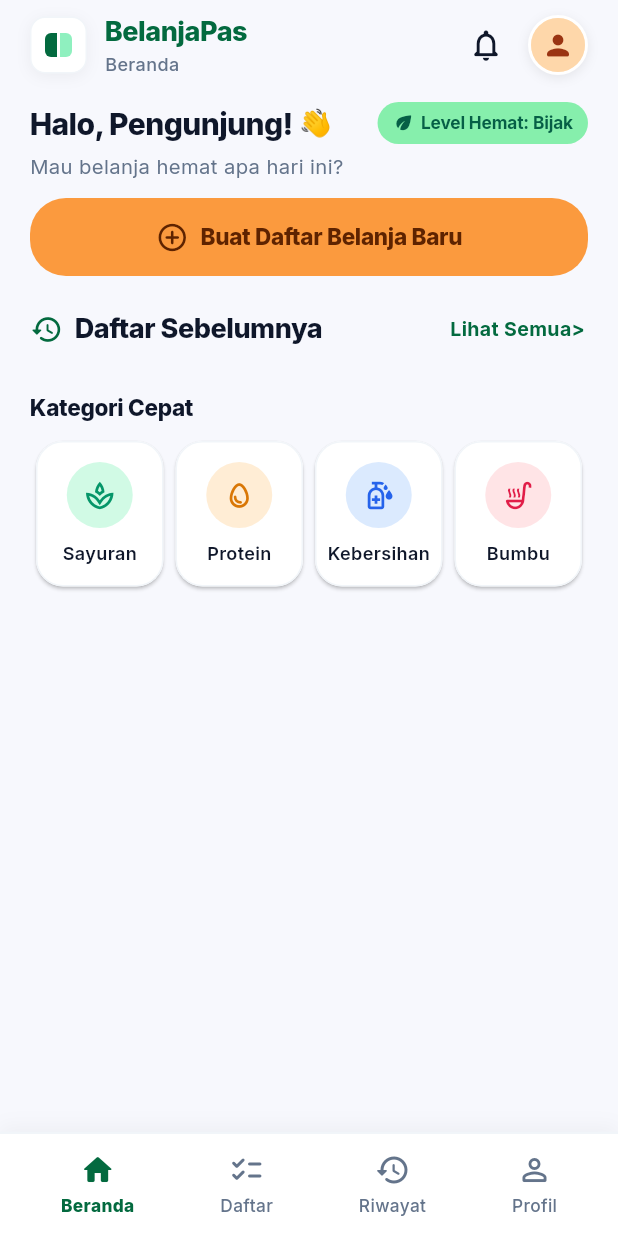
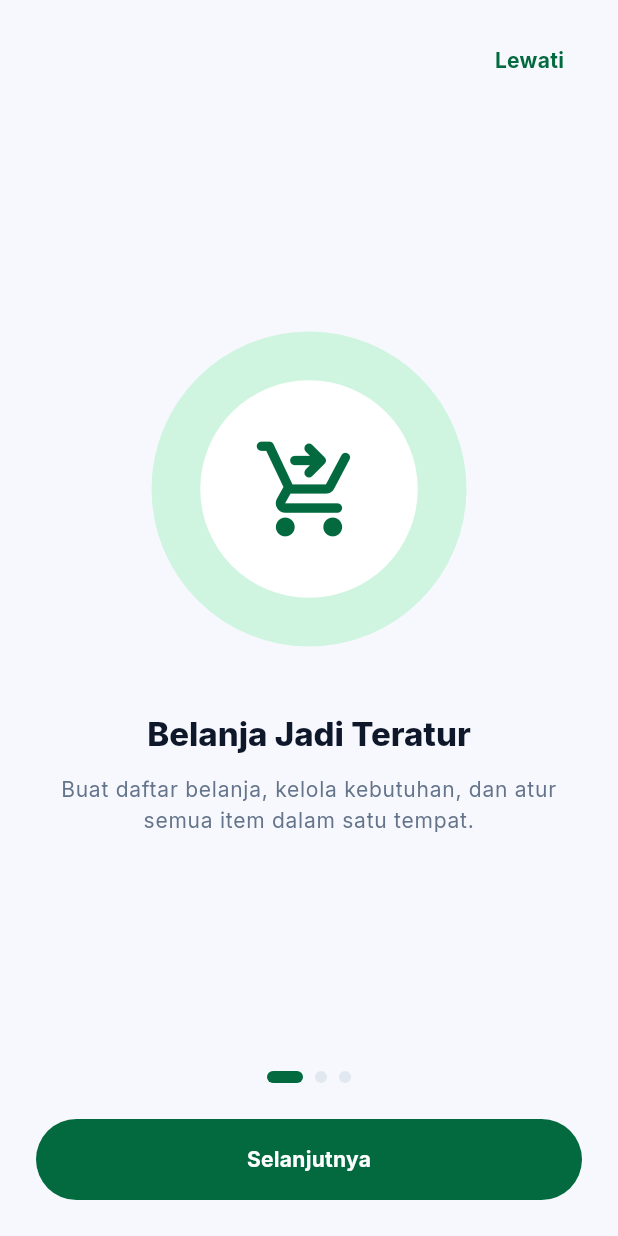
Before and after one commit to shandikawibawa/aplikasi_daftar_belanja, a Flutter app: the screen it shows after launch, on a phone screen of 412 x 824 dp. Run offline on Flutter 3.47's test engine with Material 3 defaults, Android fonts, the phone set to English and light mode, and no system bars; our stand-ins replace flutter_riverpod, go_router, google_fonts, hive_flutter; accounts and stored records are empty.

Commit message:
menambahkan onboarding page

```diff
--- a/lib/app_router.dart
+++ b/lib/app_router.dart
@@ -2,6 +2,9 @@ import 'package:flutter/material.dart';
 import 'package:go_router/go_router.dart';
 
 import 'core/widgets/main_scaffold_with_nav_bar.dart';
+import 'features/auth/data/auth_repository.dart';
+import 'features/auth/presentation/auth_screen.dart';
+import 'features/auth/presentation/onboarding_screen.dart';
 import 'features/history/presentation/history_screen.dart';
 import 'features/home/presentation/home_screen.dart';
 import 'features/profile/presentation/profile_screen.dart';
@@ -13,10 +16,44 @@ final GlobalKey<NavigatorState> _rootNavigatorKey = GlobalKey<NavigatorState>(
   debugLabel: 'root',
 );
 
-final appRouter = GoRouter(
+GoRouter createAppRouter(AuthRepository? authRepository) {
+  return GoRouter(
     navigatorKey: _rootNavigatorKey,
     initialLocation: '/',
+    redirect: (context, state) {
+      if (authRepository == null) return null;
+
+      final location = state.uri.path;
+      final onboardingComplete = authRepository.onboardingCompleted;
+      final loggedIn = authRepository.currentUser != null;
+
+      if (!onboardingComplete && location != '/onboarding') {
+        return '/onboarding';
+      }
+      if (onboardingComplete && location == '/onboarding') {
+        return loggedIn ? '/' : '/login';
+      }
+      if (loggedIn && (location == '/login' || location == '/register')) {
+        return '/';
+      }
+      return null;
+    },
     routes: [
+      GoRoute(
+        path: '/onboarding',
+        parentNavigatorKey: _rootNavigatorKey,
+        builder: (context, state) => const OnboardingScreen(),
+      ),
+      GoRoute(
+        path: '/login',
+        parentNavigatorKey: _rootNavigatorKey,
+        builder: (context, state) => const AuthScreen(isRegister: false),
+      ),
+      GoRoute(
+        path: '/register',
+        parentNavigatorKey: _rootNavigatorKey,
+        builder: (context, state) => const AuthScreen(isRegister: true),
+      ),
       StatefulShellRoute.indexedStack(
         builder: (context, state, navigationShell) {
           return MainScaffoldWithNavBar(navigationShell: navigationShell);
@@ -25,7 +62,10 @@ final appRouter = GoRouter(
           // Tab 0: Beranda
           StatefulShellBranch(
             routes: [
-            GoRoute(path: '/', builder: (context, state) => const HomeScreen()),
+              GoRoute(
+                path: '/',
+                builder: (context, state) => const HomeScreen(),
+              ),
             ],
           ),
           // Tab 1: Daftar Belanja
@@ -73,3 +113,4 @@ final appRouter = GoRouter(
       ),
     ],
   );
+}
--- a/lib/features/auth/data/auth_repository.dart
+++ b/lib/features/auth/data/auth_repository.dart
@@ -20,6 +20,7 @@ class AuthException implements Exception {
 class AuthRepository {
   static const _boxName = 'user_accounts_box';
   static const _sessionKey = 'current_user_email';
+  static const _onboardingKey = 'onboarding_completed';
   Box? _box;
 
   AuthUser? get currentUser {
@@ -30,6 +31,8 @@ class AuthRepository {
     if (account is! Map) return null;
     return _userFromMap(Map<String, dynamic>.from(account));
   }
+
+  bool get onboardingCompleted => (_box?.get(_onboardingKey) as bool?) ?? false;
 
   Future<void> init() async {
     _box = await Hive.openBox(_boxName);
@@ -93,6 +96,10 @@ class AuthRepository {
     await _requireBox().delete(_sessionKey);
   }
 
+  Future<void> completeOnboarding() async {
+    await _requireBox().put(_onboardingKey, true);
+  }
+
   Box _requireBox() {
     final box = _box;
     if (box == null || !box.isOpen) {
@@ -108,9 +115,6 @@ class AuthRepository {
   }
 
   AuthUser _userFromMap(Map<String, dynamic> map) {
-    return AuthUser(
-      name: map['name'] as String,
-      email: map['email'] as String,
-    );
+    return AuthUser(name: map['name'] as String, email: map['email'] as String);
   }
 }
--- /dev/null
+++ b/lib/features/auth/presentation/onboarding_screen.dart
@@ -0,0 +1,181 @@
+import 'package:flutter/material.dart';
+import 'package:flutter_riverpod/flutter_riverpod.dart';
+import 'package:go_router/go_router.dart';
+
+import '../../../core/theme/app_colors.dart';
+import '../presentation/providers/auth_provider.dart';
+
+class OnboardingScreen extends ConsumerStatefulWidget {
+  const OnboardingScreen({super.key});
+
+  @override
+  ConsumerState<OnboardingScreen> createState() => _OnboardingScreenState();
+}
+
+class _OnboardingScreenState extends ConsumerState<OnboardingScreen> {
+  final _pageController = PageController();
+  int _currentPage = 0;
+
+  final _pages = const [
+    (
+      icon: Icons.shopping_cart_checkout_rounded,
+      title: 'Belanja Jadi Teratur',
+      description: 'Buat daftar belanja, kelola kebutuhan, dan atur semua item dalam satu tempat.',
+    ),
+    (
+      icon: Icons.account_balance_wallet_rounded,
+      title: 'Atur Budget Lebih Mudah',
+      description: 'Tetapkan anggaran belanja agar pengeluaran tetap terpantau dan tidak berlebihan.',
+    ),
+    (
+      icon: Icons.receipt_long_rounded,
+      title: 'Pantau Riwayat Belanja',
+      description: 'Simpan hasil belanja dan lihat riwayat setiap kali kebutuhan rumah terpenuhi.',
+    ),
+  ];
+
+  @override
+  void dispose() {
+    _pageController.dispose();
+    super.dispose();
+  }
+
+  Future<void> _finish({String destination = '/register'}) async {
+    await ref.read(authRepositoryProvider).completeOnboarding();
+    if (!mounted) return;
+    context.go(destination);
+  }
+
+  @override
+  Widget build(BuildContext context) {
+    return Scaffold(
+      backgroundColor: AppColors.background,
+      body: SafeArea(
+        child: Padding(
+          padding: const EdgeInsets.fromLTRB(24, 16, 24, 24),
+          child: Column(
+            children: [
+              Align(
+                alignment: Alignment.centerRight,
+                child: TextButton(
+                  onPressed: _finish,
+                  child: const Text('Lewati'),
+                ),
+              ),
+              Expanded(
+                child: PageView.builder(
+                  controller: _pageController,
+                  itemCount: _pages.length,
+                  onPageChanged: (index) {
+                    setState(() => _currentPage = index);
+                  },
+                  itemBuilder: (context, index) {
+                    final page = _pages[index];
+                    return Column(
+                      mainAxisAlignment: MainAxisAlignment.center,
+                      children: [
+                        Container(
+                          width: 210,
+                          height: 210,
+                          decoration: const BoxDecoration(
+                            color: AppColors.mintLight,
+                            shape: BoxShape.circle,
+                          ),
+                          child: Stack(
+                            alignment: Alignment.center,
+                            children: [
+                              Container(
+                                width: 145,
+                                height: 145,
+                                decoration: const BoxDecoration(
+                                  color: AppColors.surface,
+                                  shape: BoxShape.circle,
+                                ),
+                              ),
+                              Icon(
+                                page.icon,
+                                size: 76,
+                                color: AppColors.primary,
+                              ),
+                            ],
+                          ),
+                        ),
+                        const SizedBox(height: 44),
+                        Text(
+                          page.title,
+                          textAlign: TextAlign.center,
+                          style: Theme.of(context).textTheme.headlineLarge
+                              ?.copyWith(
+                                fontWeight: FontWeight.w800,
+                                color: AppColors.textPrimary,
+                              ),
+                        ),
+                        const SizedBox(height: 12),
+                        Text(
+                          page.description,
+                          textAlign: TextAlign.center,
+                          style: Theme.of(context).textTheme.bodyLarge
+                              ?.copyWith(
+                                color: AppColors.textSecondary,
+                                height: 1.5,
+                              ),
+                        ),
+                      ],
+                    );
+                  },
+                ),
+              ),
+              Row(
+                mainAxisAlignment: MainAxisAlignment.center,
+                children: List.generate(
+                  _pages.length,
+                  (index) => AnimatedContainer(
+                    duration: const Duration(milliseconds: 250),
+                    margin: const EdgeInsets.symmetric(horizontal: 4),
+                    width: _currentPage == index ? 24 : 8,
+                    height: 8,
+                    decoration: BoxDecoration(
+                      color: _currentPage == index
+                          ? AppColors.primary
+                          : AppColors.divider,
+                      borderRadius: BorderRadius.circular(999),
+                    ),
+                  ),
+                ),
+              ),
+              const SizedBox(height: 24),
+              SizedBox(
+                width: double.infinity,
+                height: 54,
+                child: FilledButton(
+                  onPressed: () {
+                    if (_currentPage == _pages.length - 1) {
+                      _finish();
+                    } else {
+                      _pageController.nextPage(
+                        duration: const Duration(milliseconds: 350),
+                        curve: Curves.easeOutCubic,
+                      );
+                    }
+                  },
+                  child: Text(
+                    _currentPage == _pages.length - 1
+                        ? 'Mulai Sekarang'
+                        : 'Selanjutnya',
+                  ),
+                ),
+              ),
+              if (_currentPage == _pages.length - 1) ...[
+                const SizedBox(height: 8),
+                TextButton(
+                  onPressed: () => _finish(destination: '/login'),
+                  child: const Text('Sudah punya akun? Masuk'),
+                ),
+              ],
+            ],
+          ),
+        ),
+      ),
+    );
+  }
+}
--- a/lib/main.dart
+++ b/lib/main.dart
@@ -28,13 +28,15 @@ void main() async {
         shoppingRepositoryProvider.overrideWithValue(shoppingRepo),
         authRepositoryProvider.overrideWithValue(authRepo),
       ],
-      child: const BelanjaPasApp(),
+      child: BelanjaPasApp(authRepository: authRepo),
     ),
   );
 }
 
 class BelanjaPasApp extends StatelessWidget {
-  const BelanjaPasApp({super.key});
+  final AuthRepository? authRepository;
+
+  const BelanjaPasApp({super.key, this.authRepository});
 
   @override
   Widget build(BuildContext context) {
@@ -42,7 +44,7 @@ class BelanjaPasApp extends StatelessWidget {
       title: 'BelanjaPas',
       debugShowCheckedModeBanner: false,
       theme: AppTheme.lightTheme,
-      routerConfig: appRouter,
+      routerConfig: createAppRouter(authRepository),
       locale: const Locale('id', 'ID'),
       supportedLocales: const [Locale('id', 'ID'), Locale('en', 'US')],
       localizationsDelegates: const [
```
Also changed, not shown: lib/features/auth/presentation/auth_screen.dart (added, +293 -0 lines), lib/features/profile/presentation/profile_screen.dart (+16 -9 lines), pubspec.lock. Lines whose indentation alone changed are shown as unchanged.
